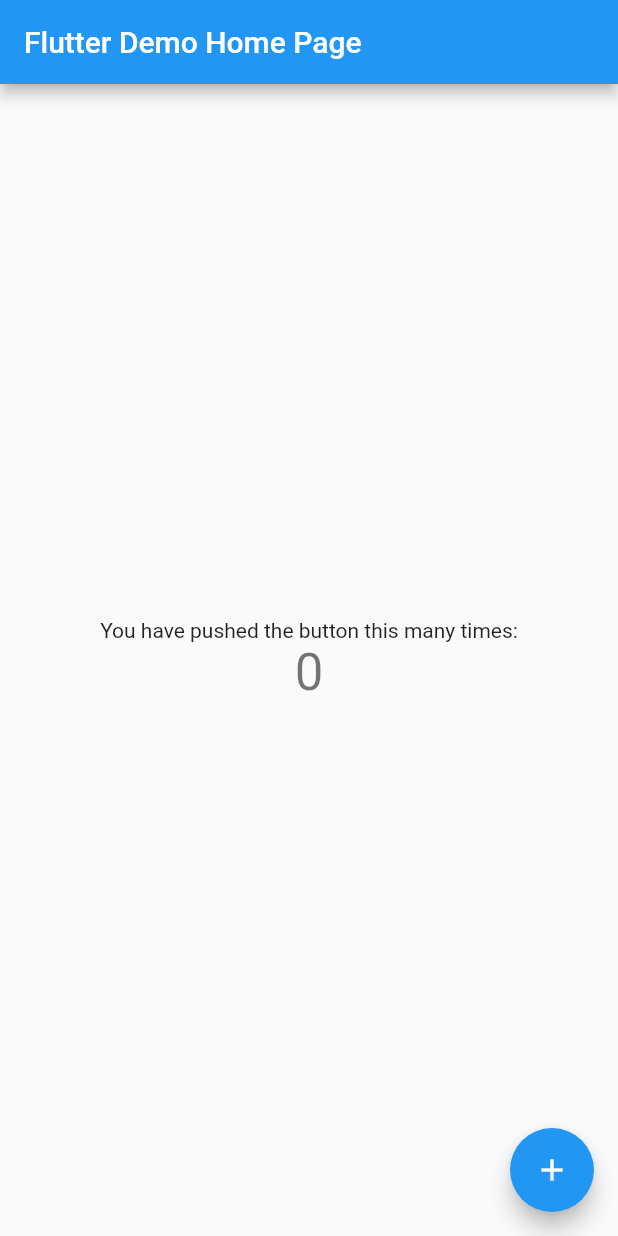
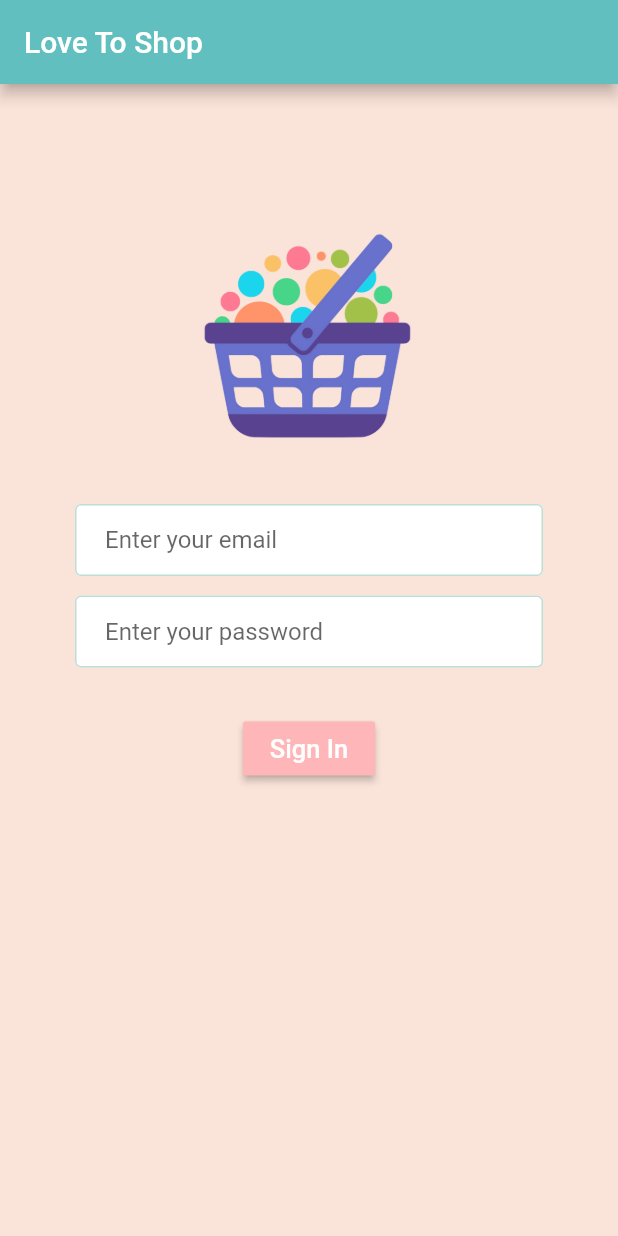
Before and after one commit to supu02/LoveToShop, a Flutter app: the screen it shows after launch, on a phone screen of 412 x 824 dp. Run offline on Flutter 3.47's test engine with Material 2 defaults, Android fonts, the phone set to English and light mode, and no system bars; our stand-ins replace firebase_auth; accounts and stored records are empty.

Commit message:
Sign in anonymously and sign in UI

```diff
--- a/lib/main.dart
+++ b/lib/main.dart
@@ -1,117 +1,15 @@
 import 'package:flutter/material.dart';
+import 'package:love_to_shop/screens/wrapper.dart';
 
 void main() {
   runApp(MyApp());
 }
 
 class MyApp extends StatelessWidget {
-  // This widget is the root of your application.
   @override
   Widget build(BuildContext context) {
     return MaterialApp(
-      title: 'Flutter Demo',
-      theme: ThemeData(
-        // This is the theme of your application.
-        //
-        // Try running your application with "flutter run". You'll see the
-        // application has a blue toolbar. Then, without quitting the app, try
-        // changing the primarySwatch below to Colors.green and then invoke
-        // "hot reload" (press "r" in the console where you ran "flutter run",
-        // or simply save your changes to "hot reload" in a Flutter IDE).
-        // Notice that the counter didn't reset back to zero; the application
-        // is not restarted.
-        primarySwatch: Colors.blue,
-        // This makes the visual density adapt to the platform that you run
-        // the app on. For desktop platforms, the controls will be smaller and
-        // closer together (more dense) than on mobile platforms.
-        visualDensity: VisualDensity.adaptivePlatformDensity,
-      ),
-      home: MyHomePage(title: 'Flutter Demo Home Page'),
+      home: Wrapper(),
     );
   }
 }
-
-class MyHomePage extends StatefulWidget {
-  MyHomePage({Key key, this.title}) : super(key: key);
-
-  // This widget is the home page of your application. It is stateful, meaning
-  // that it has a State object (defined below) that contains fields that affect
-  // how it looks.
-
-  // This class is the configuration for the state. It holds the values (in this
-  // case the title) provided by the parent (in this case the App widget) and
-  // used by the build method of the State. Fields in a Widget subclass are
-  // always marked "final".
-
-  final String title;
-
-  @override
-  _MyHomePageState createState() => _MyHomePageState();
-}
-
-class _MyHomePageState extends State<MyHomePage> {
-  int _counter = 0;
-
-  void _incrementCounter() {
-    setState(() {
-      // This call to setState tells the Flutter framework that something has
-      // changed in this State, which causes it to rerun the build method below
-      // so that the display can reflect the updated values. If we changed
-      // _counter without calling setState(), then the build method would not be
-      // called again, and so nothing would appear to happen.
-      _counter++;
-    });
-  }
-
-  @override
-  Widget build(BuildContext context) {
-    // This method is rerun every time setState is called, for instance as done
-    // by the _incrementCounter method above.
-    //
-    // The Flutter framework has been optimized to make rerunning build methods
-    // fast, so that you can just rebuild anything that needs updating rather
-    // than having to individually change instances of widgets.
-    return Scaffold(
-      appBar: AppBar(
-        // Here we take the value from the MyHomePage object that was created by
-        // the App.build method, and use it to set our appbar title.
-        title: Text(widget.title),
-      ),
-      body: Center(
-        // Center is a layout widget. It takes a single child and positions it
-        // in the middle of the parent.
-        child: Column(
-          // Column is also a layout widget. It takes a list of children and
-          // arranges them vertically. By default, it sizes itself to fit its
-          // children horizontally, and tries to be as tall as its parent.
-          //
-          // Invoke "debug painting" (press "p" in the console, choose the
-          // "Toggle Debug Paint" action from the Flutter Inspector in Android
-          // Studio, or the "Toggle Debug Paint" command in Visual Studio Code)
-          // to see the wireframe for each widget.
-          //
-          // Column has various properties to control how it sizes itself and
-          // how it positions its children. Here we use mainAxisAlignment to
-          // center the children vertically; the main axis here is the vertical
-          // axis because Columns are vertical (the cross axis would be
-          // horizontal).
-          mainAxisAlignment: MainAxisAlignment.center,
-          children: <Widget>[
-            Text(
-              'You have pushed the button this many times:',
-            ),
-            Text(
-              '$_counter',
-              style: Theme.of(context).textTheme.headline4,
-            ),
-          ],
-        ),
-      ),
-      floatingActionButton: FloatingActionButton(
-        onPressed: _incrementCounter,
-        tooltip: 'Increment',
-        child: Icon(Icons.add),
-      ), // This trailing comma makes auto-formatting nicer for build methods.
-    );
-  }
-}
--- /dev/null
+++ b/lib/screens/authenticate/authenticate.dart
@@ -0,0 +1,14 @@
+import 'package:flutter/material.dart';
+import 'package:love_to_shop/screens/authenticate/sign_in.dart';
+
+class Authenticate extends StatefulWidget {
+  @override
+  _AuthenticateState createState() => _AuthenticateState();
+}
+
+class _AuthenticateState extends State<Authenticate> {
+  @override
+  Widget build(BuildContext context) {
+    return SignIn();
+  }
+}
--- /dev/null
+++ b/lib/screens/authenticate/sign_in.dart
@@ -0,0 +1,66 @@
+import 'package:flutter/material.dart';
+import 'package:love_to_shop/shared/constants.dart';
+
+class SignIn extends StatefulWidget {
+  @override
+  _SignInState createState() => _SignInState();
+}
+
+class _SignInState extends State<SignIn> {
+  @override
+  Widget build(BuildContext context) {
+    return Scaffold(
+      appBar: AppBar(
+        title: Text('Love To Shop'),
+        backgroundColor: Color(0xff61c0bf),
+      ),
+      body: Container(
+        color: Color(0xfffae3d9),
+        padding: EdgeInsets.symmetric(horizontal: 50),
+        child: Column(
+          crossAxisAlignment: CrossAxisAlignment.stretch,
+          // mainAxisAlignment: MainAxisAlignment.start,
+          children: [
+            Padding(padding: EdgeInsets.only(top: 80.0)),
+            CircleAvatar(
+              child: Image.asset('assets/cart.png'),
+              radius: 80.0,
+              backgroundColor: Colors.transparent,
+            ),
+            Form(
+              child: Column(
+                children: [
+                  Padding(padding: EdgeInsets.symmetric(vertical: 20.0)),
+                  TextFormField(
+                    keyboardType: TextInputType.emailAddress,
+                    decoration: kTextInputDecoration.copyWith(
+                        hintText: 'Enter your email'),
+                  ),
+                  SizedBox(
+                    height: 13.0,
+                  ),
+                  TextFormField(
+                    obscureText: true,
+                    decoration: kTextInputDecoration.copyWith(
+                        hintText: 'Enter your password'),
+                  ),
+                  SizedBox(
+                    height: 30.0,
+                  ),
+                  RaisedButton(
+                    color: Color(0xffffb6b9),
+                    child: Text(
+                      'Sign In',
+                      style: TextStyle(color: Colors.white, fontSize: 17.0),
+                    ),
+                    onPressed: () {},
+                  )
+                ],
+              ),
+            ),
+          ],
+        ),
+      ),
+    );
+  }
+}
--- /dev/null
+++ b/lib/screens/wrapper.dart
@@ -0,0 +1,9 @@
+import 'package:flutter/material.dart';
+import 'package:love_to_shop/screens/authenticate/authenticate.dart';
+
+class Wrapper extends StatelessWidget {
+  @override
+  Widget build(BuildContext context) {
+    return Authenticate();
+  }
+}
--- /dev/null
+++ b/lib/services/auth.dart
@@ -0,0 +1,15 @@
+import 'package:firebase_auth/firebase_auth.dart';
+
+class AuthService {
+  final FirebaseAuth _auth = FirebaseAuth.instance;
+
+  Future signInAnon() async {
+    try {
+      AuthResult result = await _auth.signInAnonymously();
+      FirebaseUser user = result.user;
+      return user;
+    } catch (e) {
+      print(e.toString());
+    }
+  }
+}
--- /dev/null
+++ b/lib/shared/constants.dart
@@ -0,0 +1,21 @@
+import 'package:flutter/material.dart';
+
+const kTextInputDecoration = InputDecoration(
+    fillColor: Colors.white,
+    filled: true,
+    hintText: 'Enter a value',
+    contentPadding: EdgeInsets.symmetric(vertical: 10.0, horizontal: 20.0),
+    border: OutlineInputBorder(
+      borderRadius: BorderRadius.all(
+        Radius.circular(32.0),
+      ),
+    ),
+    enabledBorder: OutlineInputBorder(
+      borderSide: BorderSide(
+        color: Color(0xffbbded6),
+        width: 1.0,
+      ),
+    ),
+    focusedBorder: OutlineInputBorder(
+        borderSide: BorderSide(color: Color(0xffbbded6), width: 2.0),
+        borderRadius: BorderRadius.all(Radius.circular(32.0))));
--- a/pubspec.yaml
+++ b/pubspec.yaml
@@ -47,9 +47,8 @@
   uses-material-design: true
 
   # To add assets to your application, add an assets section, like this:
-  # assets:
-  #   - images/a_dot_burr.jpeg
-  #   - images/a_dot_ham.jpeg
+  assets:
+    - assets/
 
   # An image asset can refer to one or more resolution-specific "variants", see
   # https://flutter.dev/assets-and-images/#resolution-aware.
```
Also changed, not shown: assets/cart.png (added).
